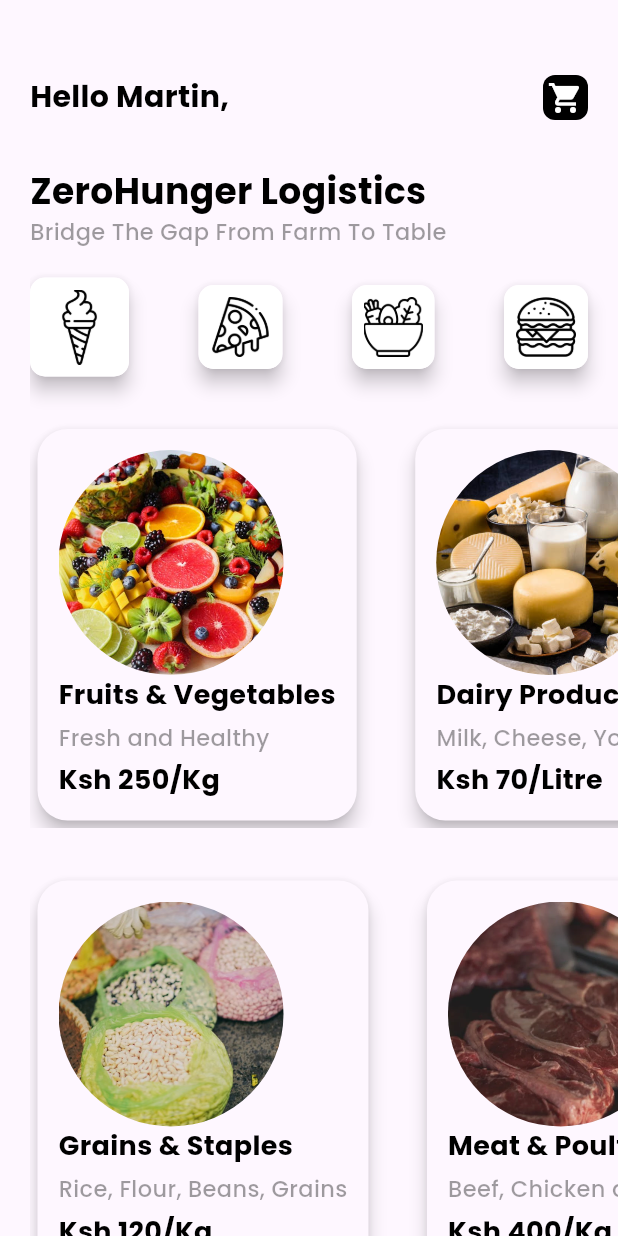
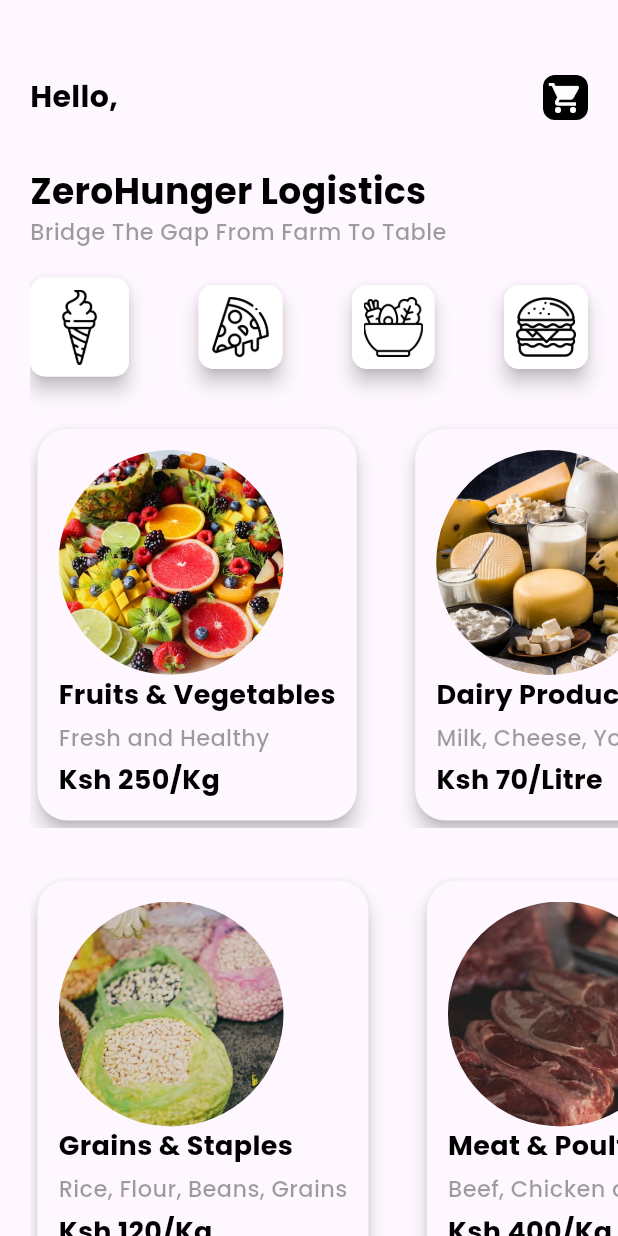
Before and after one commit to martinsigei/zeroHunger-Project, a Flutter app: the Home screen opened directly, on a phone screen of 412 x 824 dp. Run offline on Flutter 3.47's test engine with Material 3 defaults, Android fonts, the phone set to English and light mode, and no system bars; our stand-ins replace cloud_firestore, curved_navigation_bar, firebase_auth, firebase_core, firebase_storage, image_picker and 2 more; accounts and stored records are empty; generated files the repository leaves out were written again.

Commit message:
Update home.dart

```diff
--- a/lib/pages/home.dart
+++ b/lib/pages/home.dart
@@ -28,7 +28,7 @@ class _HomeState extends State<Home> {
             crossAxisAlignment: CrossAxisAlignment.start,
             children: [
               Row(mainAxisAlignment: MainAxisAlignment.spaceBetween, children: [
-                Text("Hello Martin,", style: AppWidget.boldTextFeildStyle()),
+                Text("Hello,", style: AppWidget.boldTextFeildStyle()),
                 Container(
                   margin: EdgeInsets.only(right: 20.0),
                   padding: EdgeInsets.all(3),
```
